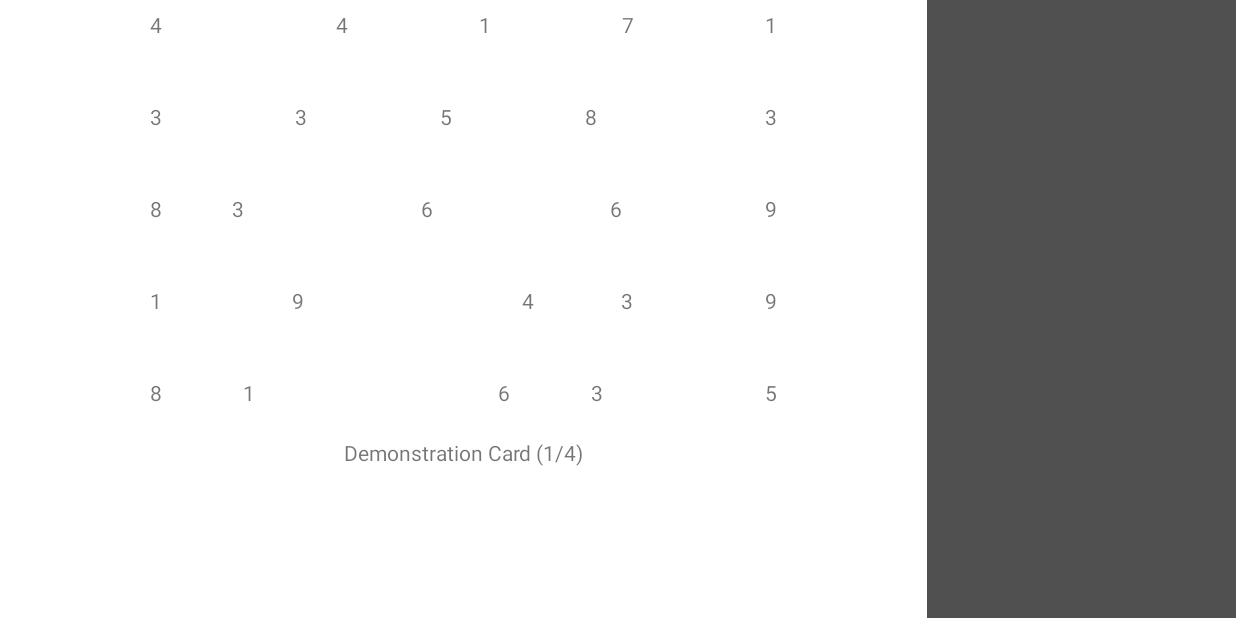
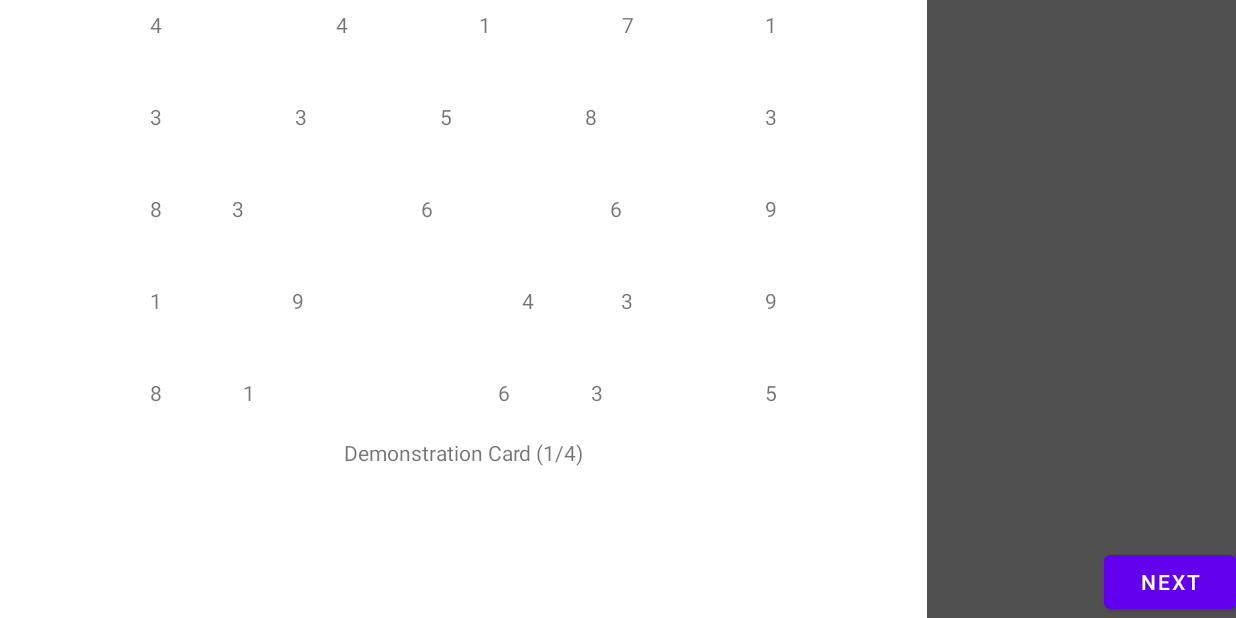
Before and after one commit to DanielEverland/BachelorProject, an Android app: the ReviewFlashcardActivity screen opened directly, with no data from a screen before it, on a phone screen of 824 x 412 dp (held sideways). Run offline under Robolectric (Android 15) with nearby library versions, the phone set to English and light mode, and no system bars; our stand-ins replace navigation-ui; 2 statements that could not run were skipped.

Commit message:
Added navigation button to right-hand layout

```diff
--- a/ConcussionClient/app/src/main/java/com/DTU/concussionclient/ReviewFlashcardActivity.kt
+++ b/ConcussionClient/app/src/main/java/com/DTU/concussionclient/ReviewFlashcardActivity.kt
@@ -1,7 +1,9 @@
 package com.DTU.concussionclient
 
+import android.content.Intent
 import android.os.Bundle
 import android.util.Log
+import android.widget.Button
 import com.google.android.material.snackbar.Snackbar
 import androidx.appcompat.app.AppCompatActivity
 import androidx.fragment.app.Fragment
@@ -22,6 +24,12 @@ class ReviewFlashcardActivity : AppCompatActivity() {
 
         // Hides the title bar
         supportActionBar?.hide()
+
+        findViewById<Button>(R.id.debugNextTestButton).setOnClickListener {
+            val intent = Intent(this, TestActivity::class.java)
+            intent.putExtra("FlashcardIndex", getFlashcardIndex + 1)
+            startActivity(intent)
+        }
     }
 
     override fun onAttachFragment(fragment: Fragment) {
--- a/ConcussionClient/app/src/main/res/layout/activity_review_flashcard.xml
+++ b/ConcussionClient/app/src/main/res/layout/activity_review_flashcard.xml
@@ -1,5 +1,6 @@
 <?xml version="1.0" encoding="utf-8"?>
 <androidx.constraintlayout.widget.ConstraintLayout xmlns:android="http://schemas.android.com/apk/res/android"
+    xmlns:app="http://schemas.android.com/apk/res-auto"
     xmlns:tools="http://schemas.android.com/tools"
     android:id="@+id/frameLayout"
     android:layout_width="match_parent"
@@ -41,12 +42,20 @@
             </LinearLayout>
         </FrameLayout>
 
-        <FrameLayout
+        <androidx.constraintlayout.widget.ConstraintLayout
+            android:id="@+id/frameLayout2"
             android:layout_width="match_parent"
             android:layout_height="match_parent"
             android:layout_weight="3"
             android:background="#505050">
 
-        </FrameLayout>
+            <Button
+                android:id="@+id/debugNextTestButton"
+                android:layout_width="wrap_content"
+                android:layout_height="wrap_content"
+                android:text="Next"
+                app:layout_constraintBottom_toBottomOf="parent"
+                app:layout_constraintEnd_toEndOf="parent" />
+        </androidx.constraintlayout.widget.ConstraintLayout>
     </LinearLayout>
 </androidx.constraintlayout.widget.ConstraintLayout>
```
